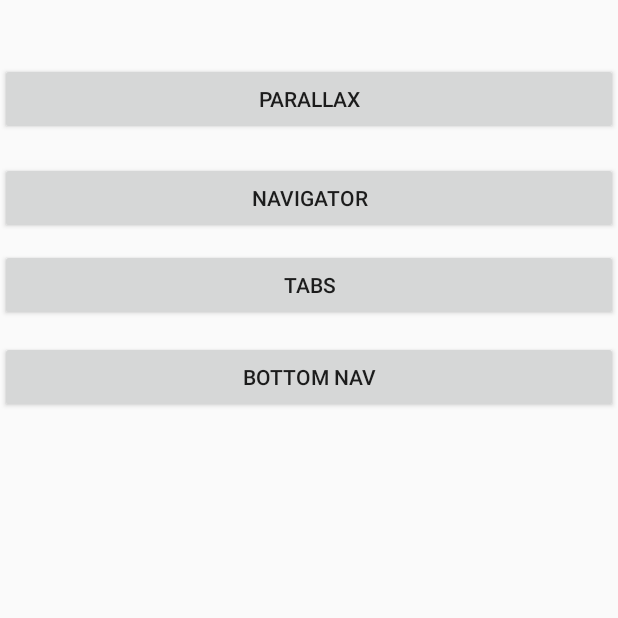
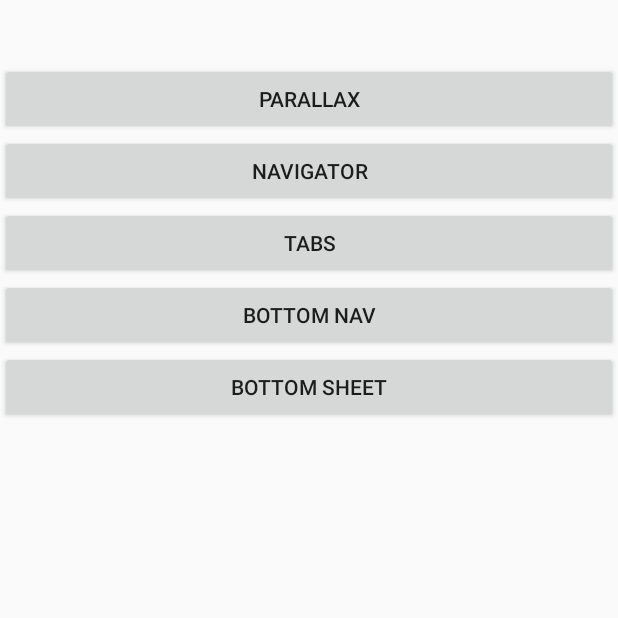
Before and after one commit to luangs7/MaterialBase, an Android app: the screen it shows after launch (OptionsActivity), on a phone screen of 412 x 824 dp, the top half of it. Run offline under Robolectric (Android 15) with nearby library versions, the phone set to English and light mode, and no system bars.

Commit message:
Bottom sheet

```diff
--- a/app/src/main/AndroidManifest.xml
+++ b/app/src/main/AndroidManifest.xml
@@ -20,7 +20,8 @@
         </activity>
         <activity android:name=".menunavigator.MenuMaterialActivity" />
         <activity android:name=".tablayout.TabsActivity" />
-        <activity android:name=".bottomnavigation.BottomNavigationActivity"></activity>
+        <activity android:name=".bottomnavigation.BottomNavigationActivity" />
+        <activity android:name=".bottomsheet.BottomSheetActivity"></activity>
     </application>
 
 </manifest>
--- a/app/src/main/java/br/com/luan/materialbase/OptionsActivity.java
+++ b/app/src/main/java/br/com/luan/materialbase/OptionsActivity.java
@@ -9,6 +9,7 @@ import android.view.View;
 import android.widget.Button;
 
 import br.com.luan.materialbase.bottomnavigation.BottomNavigationActivity;
+import br.com.luan.materialbase.bottomsheet.BottomSheetActivity;
 import br.com.luan.materialbase.menunavigator.MenuMaterialActivity;
 import br.com.luan.materialbase.parallax.Parallax1Activity;
 import br.com.luan.materialbase.tablayout.TabsActivity;
@@ -19,6 +20,7 @@ public class OptionsActivity extends AppCompatActivity implements View.OnClickLi
     protected Button navigator;
     protected Button tabs;
     protected Button bottom;
+    protected Button bottomsheet;
 
     @Override
     protected void onCreate(Bundle savedInstanceState) {
@@ -38,6 +40,8 @@ public class OptionsActivity extends AppCompatActivity implements View.OnClickLi
             mStartActivity(new TabsActivity());
         }else if (view.getId() == R.id.bottom) {
             mStartActivity(new BottomNavigationActivity());
+        }else if (view.getId() == R.id.bottomsheet) {
+            mStartActivity(new BottomSheetActivity());
         }
     }
 
@@ -50,6 +54,8 @@ public class OptionsActivity extends AppCompatActivity implements View.OnClickLi
         navigator.setOnClickListener(OptionsActivity.this);
         bottom = (Button) findViewById(R.id.bottom);
         bottom.setOnClickListener(OptionsActivity.this);
+        bottomsheet = (Button) findViewById(R.id.bottomsheet);
+        bottomsheet.setOnClickListener(OptionsActivity.this);
 
     }
 
--- a/app/src/main/res/layout/activity_options.xml
+++ b/app/src/main/res/layout/activity_options.xml
@@ -14,23 +14,23 @@
             android:id="@+id/parallax"
             android:layout_width="wrap_content"
             android:layout_height="wrap_content"
-            android:text="Parallax"
+            android:layout_alignParentEnd="true"
+            android:layout_alignParentLeft="true"
+            android:layout_alignParentRight="true"
+            android:layout_alignParentStart="true"
+            android:layout_below="@+id/button"
             android:layout_marginTop="42dp"
-            android:layout_below="@+id/button"
-            android:layout_alignParentLeft="true"
-            android:layout_alignParentStart="true"
-            android:layout_alignParentRight="true"
-            android:layout_alignParentEnd="true" />
+            android:text="Parallax" />
 
         <Button
             android:id="@+id/navigator"
             android:layout_width="wrap_content"
             android:layout_height="wrap_content"
-            android:text="Navigator"
-            android:layout_marginTop="18dp"
+            android:layout_alignParentEnd="true"
+            android:layout_alignParentStart="true"
             android:layout_below="@+id/parallax"
-            android:layout_alignParentStart="true"
-            android:layout_alignParentEnd="true" />
+            android:layout_marginTop="0dp"
+            android:text="Navigator" />
 
         <Button
             android:id="@+id/tabs"
@@ -39,17 +39,26 @@
             android:layout_alignParentEnd="true"
             android:layout_alignParentStart="true"
             android:layout_below="@+id/navigator"
-            android:layout_marginTop="10dp"
+            android:layout_marginTop="0dp"
             android:text="tabs" />
 
         <Button
             android:id="@+id/bottom"
             android:layout_width="wrap_content"
             android:layout_height="wrap_content"
+            android:layout_marginTop="0dp"
+            android:text="Bottom nav"
+            android:layout_below="@+id/tabs"
+            android:layout_alignParentStart="true"
+            android:layout_alignParentEnd="true" />
+
+        <Button
+            android:id="@+id/bottomsheet"
+            android:layout_width="wrap_content"
+            android:layout_height="wrap_content"
             android:layout_alignParentEnd="true"
             android:layout_alignParentStart="true"
-            android:layout_below="@+id/tabs"
-            android:layout_marginTop="13dp"
-            android:text="Bottom nav" />
+            android:layout_below="@+id/bottom"
+            android:text="Bottom sheet" />
     </RelativeLayout>
 </LinearLayout>
```
Also changed, not shown: app/src/main/java/br/com/luan/materialbase/bottomsheet/BottomSheet2Activity.java (added, +71 -0 lines), app/src/main/java/br/com/luan/materialbase/bottomsheet/BottomSheetActivity.java (added, +115 -0 lines), app/src/main/res/layout/activity_bottom_sheet.xml (added, +65 -0 lines).
